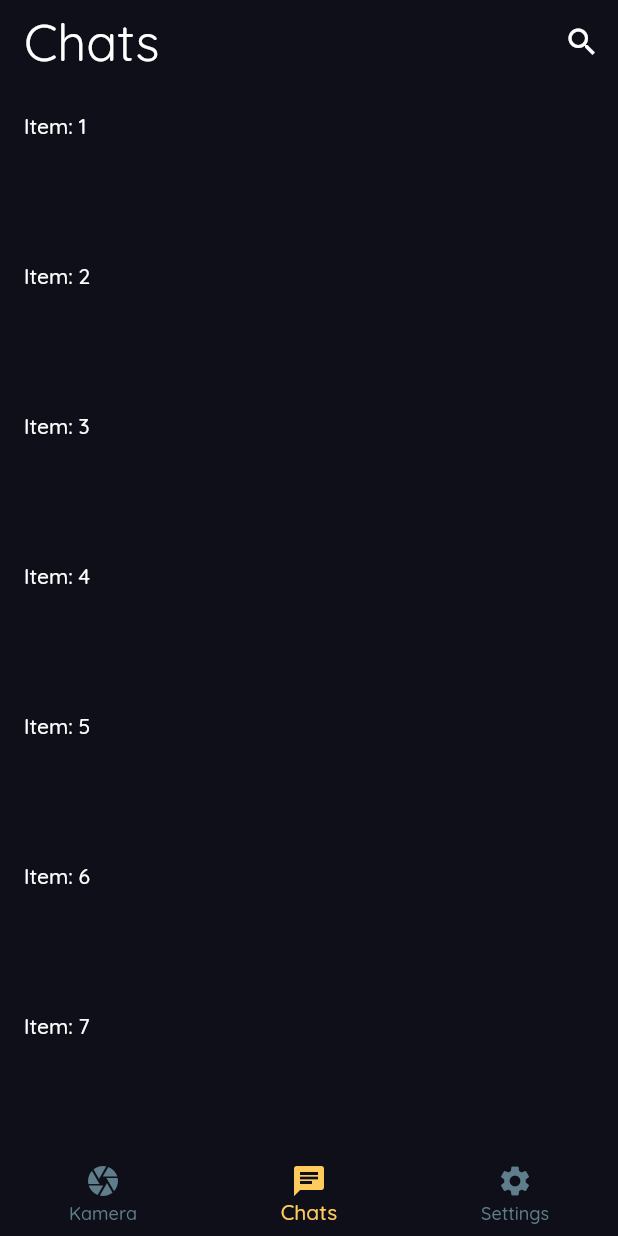
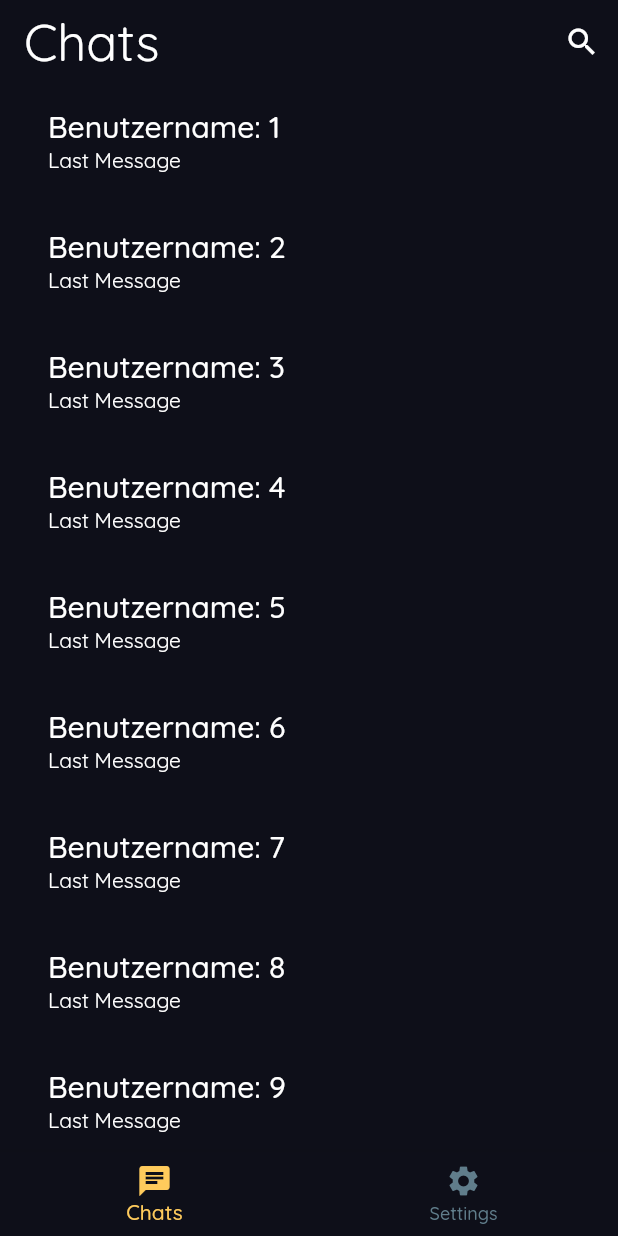
Before and after one commit to nicholas-roether/quicksend, a Flutter app: the screen it shows after launch, on a phone screen of 412 x 824 dp. Run offline on Flutter 3.47's test engine with Material 2 defaults, Android fonts, the phone set to English and light mode, and no system bars.

Commit message:
adaption apptheme, scaffold and appbar

```diff
--- a/lib/screens/homepage.dart
+++ b/lib/screens/homepage.dart
@@ -1,4 +1,5 @@
 import 'package:flutter/material.dart';
+import 'package:quicksend/screens/chat_screen.dart';
 
 class MyHomePage extends StatefulWidget {
   const MyHomePage({Key? key, required this.title}) : super(key: key);
@@ -10,11 +11,10 @@ class MyHomePage extends StatefulWidget {
 }
 
 class _MyHomePageState extends State<MyHomePage> {
-  int _selectedIndex = 1;
+  int _selectedIndex = 0;
   @override
   Widget build(BuildContext context) {
     return Scaffold(
-      backgroundColor: Theme.of(context).backgroundColor,
       bottomNavigationBar: BottomNavigationBar(
         currentIndex: _selectedIndex,
         onTap: (int index) {
@@ -27,10 +27,6 @@ class _MyHomePageState extends State<MyHomePage> {
         unselectedItemColor: Colors.blueGrey,
         items: const [
           BottomNavigationBarItem(
-            icon: Icon(Icons.camera),
-            label: "Kamera",
-          ),
-          BottomNavigationBarItem(
             icon: Icon(Icons.chat),
             label: "Chats",
           ),
@@ -41,9 +37,6 @@ class _MyHomePageState extends State<MyHomePage> {
         ],
       ),
       appBar: AppBar(
-        iconTheme: Theme.of(context).iconTheme,
-        backgroundColor: Theme.of(context).backgroundColor,
-        shadowColor: Colors.transparent,
         title: Text(
           "Chats",
           style: Theme.of(context).textTheme.headline4,
@@ -58,11 +51,24 @@ class _MyHomePageState extends State<MyHomePage> {
         ],
       ),
       body: ListView.builder(
-        itemExtent: 100.0,
         itemBuilder: (context, index) => ListTile(
-          title: Text(
-            'Item: ${index + 1}',
-            style: Theme.of(context).textTheme.bodyText2,
+          title: ListTile(
+            title: Text(
+              'Benutzername: ${index + 1}',
+              style: Theme.of(context).textTheme.headline6,
+            ),
+            subtitle: Text(
+              "Last Message",
+              style: Theme.of(context).textTheme.bodyText1,
+            ),
+            onTap: () => Navigator.push(
+              context,
+              MaterialPageRoute(
+                builder: (context) {
+                  return const ChatScreen();
+                },
+              ),
+            ),
           ),
         ),
         itemCount: 20,
--- a/lib/utils/my_themes.dart
+++ b/lib/utils/my_themes.dart
@@ -1,3 +1,5 @@
+import 'dart:ui';
+
 import 'package:flutter/material.dart';
 
 class MyThemes {
@@ -20,6 +22,15 @@ class MyThemes {
       },
     ),
     secondaryHeaderColor: const Color(0xFF84826a),
+    scaffoldBackgroundColor: const Color(0xFF0e0f19),
+    appBarTheme: const AppBarTheme(
+      backgroundColor: Color(0xFF0e0f19),
+      iconTheme: IconThemeData(
+        color: Colors.white,
+        opacity: 1.0,
+      ),
+      shadowColor: Colors.transparent,
+    ),
     fontFamily: 'QuickSand',
     iconTheme: const IconThemeData(
       color: Colors.white,
@@ -27,7 +38,8 @@ class MyThemes {
     ),
     textTheme: const TextTheme(
       bodyText1: TextStyle(
-        fontWeight: FontWeight.w500,
+        fontWeight: FontWeight.w400,
+        color: Colors.white,
       ),
       bodyText2: TextStyle(
         fontWeight: FontWeight.w500,
@@ -38,6 +50,10 @@ class MyThemes {
         color: Colors.white,
         fontWeight: FontWeight.w400,
       ),
+      headline6: TextStyle(
+        color: Colors.white,
+        fontWeight: FontWeight.w500,
+      ),
     ),
   );
 }
```
Also changed, not shown: lib/screens/chat_screen.dart (added, +24 -0 lines).
